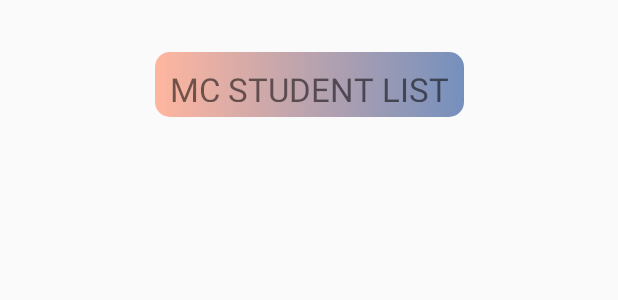
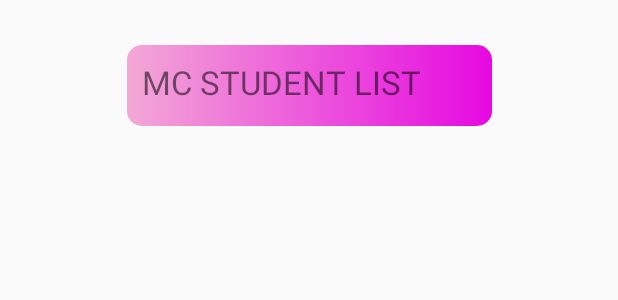
Before and after one commit to Mobile-Computing-Winter-2021/assignment0-pradeep20036, an Android app: the layout fragment_recycler.xml on its own in the app's theme, with its tools: preview values and no code run, on a phone screen of 412 x 824 dp. Shown: the top 300 px of the screen. Run offline under Robolectric (Android 15) with nearby library versions, the phone set to English and light mode, and no system bars; Roboto replaces fonts that are not available here.

Commit message:
App UI Improved

```diff
--- a/app/src/main/res/drawable-v24/round_corner.xml
+++ b/app/src/main/res/drawable-v24/round_corner.xml
@@ -4,8 +4,8 @@
     <gradient
         android:type="linear"
         android:angle="0"
-        android:startColor="#FFB69F"
-        android:endColor="#7590BD"/>
+        android:startColor="#F3A8D6"
+        android:endColor="#E608E1"/>
 
     <corners android:radius="10dp"></corners>
 
--- a/app/src/main/res/layout/fragment_details.xml
+++ b/app/src/main/res/layout/fragment_details.xml
@@ -18,6 +18,7 @@
             android:layout_width="match_parent"
             android:layout_height="81dp"
             android:layout_marginBottom="10dp"
+            android:background="@drawable/round_corner"
             android:gravity="center"
             android:padding="10dp"
             android:text="STUDENT DETAILS"
@@ -25,7 +26,7 @@
             android:textStyle="bold" />
 
         <ImageView
-            android:id="@+id/imageView"
+            android:id="@+id/iv_imageProfile"
             android:layout_width="wrap_content"
             android:layout_height="215dp"
             android:src="@drawable/student" />
--- a/app/src/main/res/layout/fragment_recycler.xml
+++ b/app/src/main/res/layout/fragment_recycler.xml
@@ -7,8 +7,8 @@
 
     <androidx.recyclerview.widget.RecyclerView
         android:id="@+id/recyclerview"
-        android:layout_width="369dp"
-        android:layout_height="679dp"
+        android:layout_width="393dp"
+        android:layout_height="677dp"
         app:layout_constraintBottom_toBottomOf="parent"
         app:layout_constraintEnd_toEndOf="parent"
         app:layout_constraintHorizontal_bias="0.333"
@@ -18,8 +18,8 @@
 
     <TextView
         android:id="@+id/textView4"
-        android:layout_width="wrap_content"
-        android:layout_height="43dp"
+        android:layout_width="243dp"
+        android:layout_height="54dp"
         android:background="@drawable/round_corner"
         android:padding="10dp"
         android:text="MC STUDENT LIST"
```
Also changed, not shown: app/src/main/java/Adapter/ProfileAdapter.java (+24 -18 lines), app/src/main/java/Fragments/DetailsFragment.java (+5 -2 lines), app/src/main/java/Model/ProfileModel.java (+11 -1 lines), app/src/main/res/drawable-v24/akanksha.jpeg (added), app/src/main/res/drawable-v24/divya.jpeg (added), app/src/main/res/drawable-v24/nikita.jpeg (added), app/src/main/res/drawable-v24/pradeep.jpeg (added), app/src/main/res/drawable-v24/shivank.jpeg (added).
